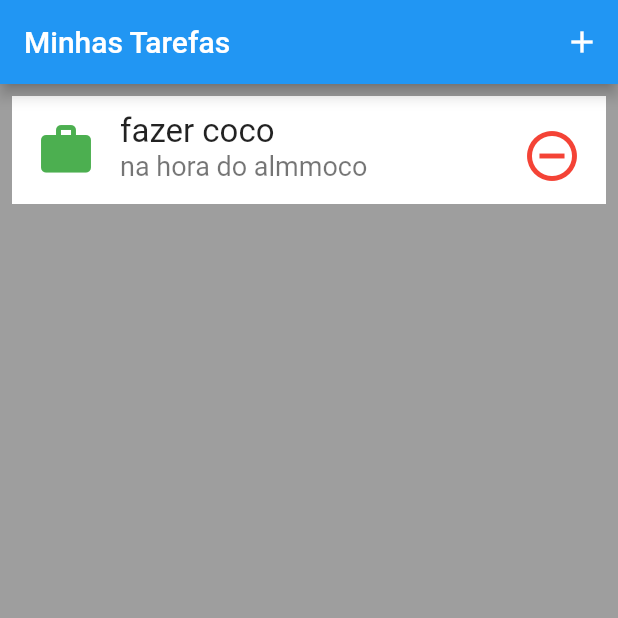
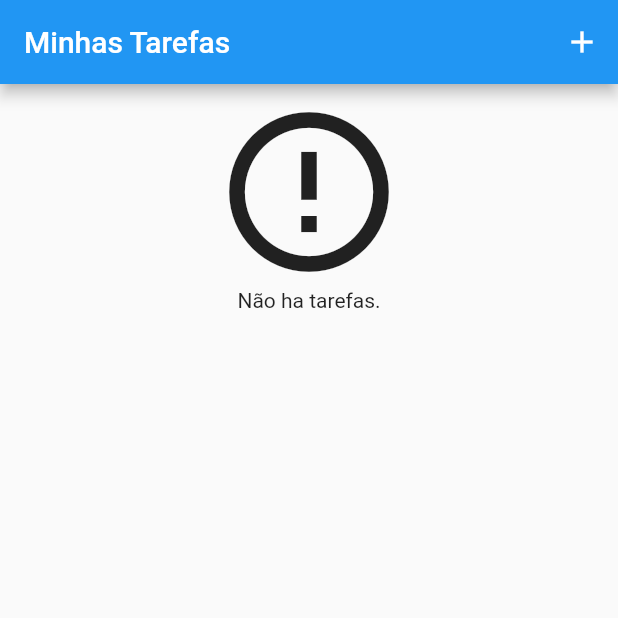
Before and after one commit to JSavioFreire/my_tasks, a Flutter app: the screen it shows after launch, on a phone screen of 412 x 824 dp, the top half of it. Run offline on Flutter 3.47's test engine with Material 2 defaults, Android fonts, the phone set to English and light mode, and no system bars; our stand-ins replace sqflite; accounts and stored records are empty.

```diff
--- /dev/null
+++ b/my_project/lib/data/task_dao.dart
@@ -0,0 +1,80 @@
+import 'open_database.dart';
+import 'package:sqflite/sqflite.dart';
+import '../widgets/task.dart';
+
+class TaskDao {
+  static const String taskdatabase = 'CREATE TABLE $tableName('
+      '$name TEXT, '
+      '$description TEXT, '
+      '$type TEXT)';
+
+  static const String tableName = 'taskTable';
+
+  static const String name = 'name';
+  static const String description = 'description';
+  static const String type = 'type';
+
+  save(Task newAndUpdateTask) async {
+    final Database dataBase = await getDataBase();
+    var taskExist = await find(newAndUpdateTask.title);
+    Map<String, dynamic> newAndUpdateTaskMap = toMap(newAndUpdateTask);
+    if (taskExist.isEmpty) {
+      return await dataBase.insert(tableName, newAndUpdateTaskMap);
+    } else {
+      return await dataBase.update(
+        tableName,
+        newAndUpdateTaskMap,
+        where: '$name = ?',
+        whereArgs: [newAndUpdateTask.title],
+      );
+    }
+  }
+
+  Future<List<Task>> findAll() async {
+    print('find all');
+    final Database dataBase = await getDataBase();
+    print('teste');
+    final List<Map<String, dynamic>> result = await dataBase.query(tableName);
+    print('fianl findall');
+    return toList(result);
+  }
+
+  Future<List<Task>> find(String taskBuscada) async {
+    final Database dataBase = await getDataBase();
+    final List<Map<String, dynamic>> result = await dataBase.query(
+      tableName,
+      where: '$name = ?',
+      whereArgs: [taskBuscada],
+    );
+    return toList(result);
+  }
+
+  delete(String taskName) async {
+    final Database dataBase = await getDataBase();
+    return dataBase.delete(
+      tableName,
+      where: '$name = ?',
+      whereArgs: [taskName],
+    );
+  }
+
+  Map<String, dynamic> toMap(Task eachTask) {
+    final Map<String, dynamic> taskMap = {};
+    taskMap[name] = eachTask.title;
+    taskMap[description] = eachTask.description;
+    taskMap[type] = eachTask.type;
+    return taskMap;
+  }
+
+  List<Task> toList(List<Map<String, dynamic>> taskMap) {
+    final List<Task> taskList = [];
+    for (Map<String, dynamic> eachTask in taskMap) {
+      final Task tasks = Task(
+          title: eachTask['title'],
+          description: eachTask['description'],
+          type: eachTask['type']);
+      taskList.add(tasks);
+    }
+    return taskList;
+  }
+}
--- a/my_project/lib/main.dart
+++ b/my_project/lib/main.dart
@@ -8,10 +8,10 @@ void main() {
 class MyApp extends StatelessWidget {
   const MyApp({super.key});
 
-  // This widget is the root of your application.
   @override
   Widget build(BuildContext context) {
     return MaterialApp(
+      debugShowCheckedModeBanner: false,
       title: 'Flutter Demo',
       theme: ThemeData(
         primarySwatch: Colors.blue,
--- a/my_project/lib/screens/home_screen.dart
+++ b/my_project/lib/screens/home_screen.dart
@@ -1,9 +1,16 @@
 import 'package:flutter/material.dart';
+import 'package:my_project/data/task_dao.dart';
+import 'package:my_project/screens/form_screen.dart';
 import 'package:my_project/widgets/task.dart';
 
-class HomeScreen extends StatelessWidget {
+class HomeScreen extends StatefulWidget {
   const HomeScreen({super.key});
 
+  @override
+  State<HomeScreen> createState() => _HomeScreenState();
+}
+
+class _HomeScreenState extends State<HomeScreen> {
   @override
   Widget build(BuildContext context) {
     return Scaffold(
@@ -11,21 +18,86 @@ class HomeScreen extends StatelessWidget {
         title: const Text('Minhas Tarefas'),
         actions: [
           IconButton(
-            onPressed: () {},
+            onPressed: () {
+              Navigator.push(
+                  context,
+                  MaterialPageRoute(
+                    builder: (context) => FormScreen(),
+                  )).then((value) => setState(() {}));
+            },
             icon: const Icon(Icons.add),
           )
         ],
       ),
-      body: ListView(
-        children: [
-          Task(
-            title: 'fazer coco',
-            description: 'na hora do almmoco',
-            type: 'coisa',
-          ),
-        ],
+      body: Padding(
+        padding: const EdgeInsets.only(top: 8, bottom: 80),
+        child: FutureBuilder<List<Task>>(
+          future: TaskDao().findAll(),
+          builder: (context, snapshot) {
+            List<Task>? item = snapshot.data;
+            switch (snapshot.connectionState) {
+              case ConnectionState.none:
+                Center(
+                  child: Column(
+                    children: const [
+                      CircularProgressIndicator(),
+                      Text('Carregando...')
+                    ],
+                  ),
+                );
+                break;
+              case ConnectionState.waiting:
+                Center(
+                  child: Column(
+                    children: const [
+                      CircularProgressIndicator(),
+                      Text('Carregando...')
+                    ],
+                  ),
+                );
+                break;
+              case ConnectionState.active:
+                Center(
+                  child: Column(
+                    children: const [
+                      CircularProgressIndicator(),
+                      Text('Carregando...')
+                    ],
+                  ),
+                );
+                break;
+              case ConnectionState.done:
+                if (snapshot.hasData && item != null) {
+                  if (item.isNotEmpty) {
+                    return ListView.builder(
+                        itemCount: item.length,
+                        itemBuilder: (context, index) {
+                          final Task eachTask = item[index];
+                          return eachTask;
+                        });
+                  }
+                  return Center(
+                    child: Column(
+                      children: const [
+                        Icon(
+                          Icons.error_outline,
+                          size: 128,
+                        ),
+                        Text('Não ha tarefas.')
+                      ],
+                    ),
+                  );
+                }
+                return (const Center(
+                  child: Text('Erro no banco de dados'),
+                ));
+            }
+            return const Center(
+              child: Text('Erro desconhecido'),
+            );
+          },
+        ),
       ),
-      backgroundColor: Colors.grey,
     );
   }
 }
--- a/my_project/lib/widgets/task.dart
+++ b/my_project/lib/widgets/task.dart
@@ -25,7 +25,7 @@ class Task extends StatelessWidget {
             fontSize: 18,
           ),
         ),
-        tileColor: Colors.white,
+        tileColor: Colors.blue[50],
         leading: const Icon(
           Icons.work,
           size: 40,
--- a/my_project/pubspec.yaml
+++ b/my_project/pubspec.yaml
@@ -36,6 +36,7 @@ dependencies:
   # The following adds the Cupertino Icons font to your application.
   # Use with the CupertinoIcons class for iOS style icons.
   cupertino_icons: ^1.0.2
+  sqflite: ^2.2.3
 
 dev_dependencies:
   flutter_test:
```
Also changed, not shown: my_project/lib/data/open_database.dart (added, +11 -0 lines), my_project/lib/screens/form_screen.dart (+86 -4 lines), my_project/pubspec.lock, 1 other file.
